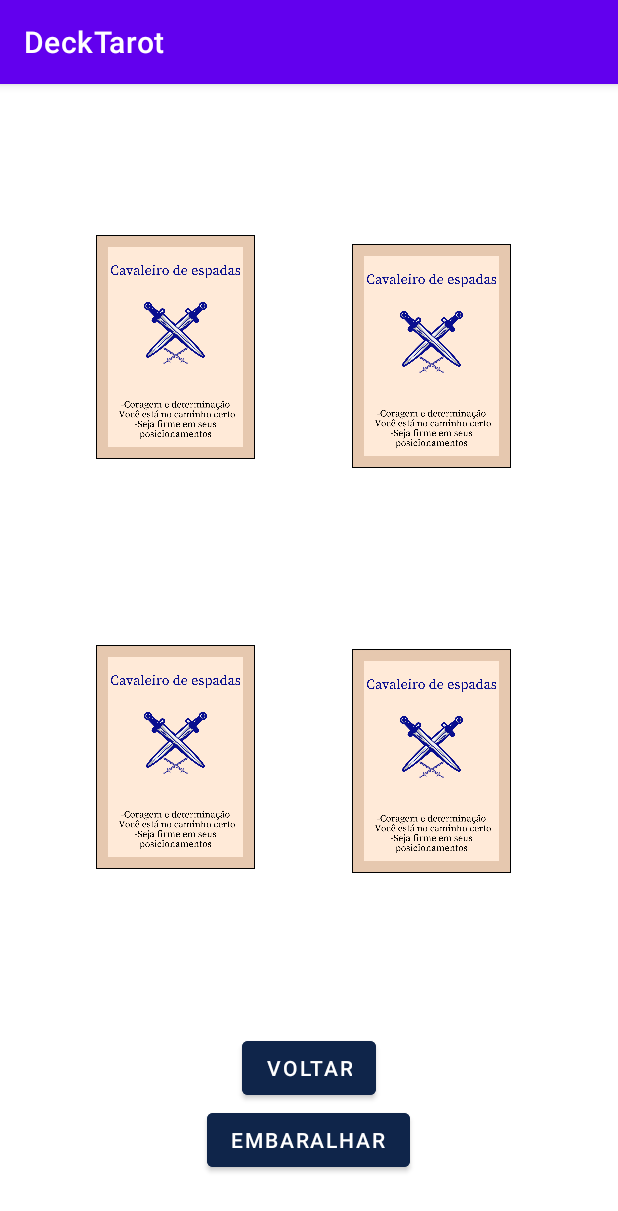
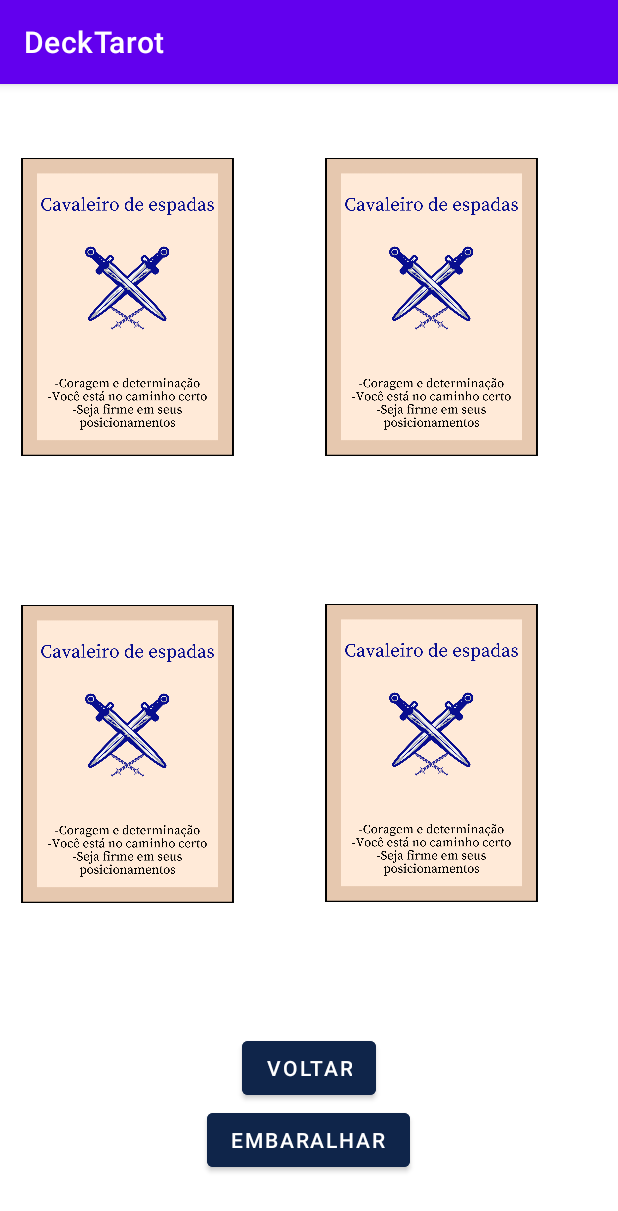
Before and after one commit to Raqiel/DeckTarot, an Android app: the QuatroCartas screen opened directly, with no data from a screen before it, on a phone screen of 412 x 824 dp. Shown: the top 1211 px of the screen. Run offline under Robolectric (Android 15) with nearby library versions, the phone set to English and light mode, and no system bars.

Commit message:
fixed botão voltar

```diff
--- a/app/src/main/java/com/example/decktarot/QuatroCartas.java
+++ b/app/src/main/java/com/example/decktarot/QuatroCartas.java
@@ -4,11 +4,15 @@ import androidx.appcompat.app.AppCompatActivity;
 
 import android.os.Bundle;
 import android.view.View;
+import android.widget.Button;
 import android.widget.ImageView;
 
 import java.util.Random;
 
 public class QuatroCartas extends AppCompatActivity {
+
+    private Button voltar;
+
 
     private static final Random rgenerador = new Random();
     private static final Integer[] imagenesID =
@@ -107,6 +111,7 @@ public class QuatroCartas extends AppCompatActivity {
 
         Integer t = imagenesID[rgenerador.nextInt(imagenesID.length)];
         final ImageView iv4 = (ImageView) findViewById(R.id.imageView_quarta_carta_taça_quatro_cartas);
+        voltar = findViewById(R.id.button_voltar_taça_quatro_cartas);
 
 
 
@@ -129,5 +134,12 @@ public class QuatroCartas extends AppCompatActivity {
 
             }
         });
+
+        voltar.setOnClickListener(new View.OnClickListener() {
+            @Override
+            public void onClick(View view) {
+                finish();
+            }
+        });
     }
 }
--- a/app/src/main/res/layout/activity_duas_cartas.xml
+++ b/app/src/main/res/layout/activity_duas_cartas.xml
@@ -34,7 +34,7 @@
         android:layout_height="381dp"
         android:layout_margin="8dp"
         app:layout_constraintBottom_toTopOf="@+id/button_voltar_taça_duas_cartas"
-        app:layout_constraintEnd_toStartOf="@+id/secunda_carta_taca_dois"
+        app:layout_constraintEnd_toStartOf="@+id/segunda_carta_taca_dois"
         app:layout_constraintStart_toStartOf="parent"
         app:layout_constraintTop_toTopOf="parent"
         app:srcCompat="@drawable/a_estrela" />
--- a/app/src/main/res/layout/activity_main.xml
+++ b/app/src/main/res/layout/activity_main.xml
@@ -147,8 +147,8 @@
                 android:orientation="vertical">
 
                 <ImageView
-                    android:layout_width="58dp"
-                    android:layout_height="match_parent"
+                    android:layout_width="47dp"
+                    android:layout_height="56dp"
                     android:src="@drawable/tres_cartas" />
 
                 <TextView
--- a/app/src/main/res/layout/activity_quatro_cartas.xml
+++ b/app/src/main/res/layout/activity_quatro_cartas.xml
@@ -9,10 +9,10 @@
     <ImageView
         android:id="@+id/imageView_primeira_carta_taça_quatro_cartas"
         android:layout_width="150dp"
-        android:layout_height="150dp"
-        android:layout_marginTop="100dp"
-        app:layout_constraintEnd_toEndOf="parent"
-        app:layout_constraintHorizontal_bias="0.16"
+        android:layout_height="200dp"
+        android:layout_marginTop="48dp"
+        app:layout_constraintEnd_toStartOf="@+id/imageView_segunda_carta_taça_quatro_cartas"
+        app:layout_constraintHorizontal_bias="0.161"
         app:layout_constraintStart_toStartOf="parent"
         app:layout_constraintTop_toTopOf="parent"
         app:srcCompat="@drawable/cavaleiro_de_espadas" />
@@ -20,9 +20,9 @@
     <ImageView
         android:id="@+id/imageView_terceira_carta_taça_quatro_cartas"
         android:layout_width="150dp"
-        android:layout_height="150dp"
+        android:layout_height="200dp"
         app:layout_constraintBottom_toTopOf="@+id/button_voltar_taça_quatro_cartas"
-        app:layout_constraintEnd_toEndOf="parent"
+        app:layout_constraintEnd_toStartOf="@+id/imageView_quarta_carta_taça_quatro_cartas"
         app:layout_constraintHorizontal_bias="0.16"
         app:layout_constraintStart_toStartOf="parent"
         app:layout_constraintTop_toBottomOf="@+id/imageView_primeira_carta_taça_quatro_cartas"
@@ -32,18 +32,19 @@
     <ImageView
         android:id="@+id/imageView_segunda_carta_taça_quatro_cartas"
         android:layout_width="150dp"
-        android:layout_height="150dp"
-        android:layout_marginBottom="376dp"
-        app:layout_constraintBottom_toTopOf="@+id/button_voltar_taça_quatro_cartas"
+        android:layout_height="200dp"
+        app:layout_constraintBottom_toBottomOf="@+id/imageView_primeira_carta_taça_quatro_cartas"
         app:layout_constraintEnd_toEndOf="parent"
         app:layout_constraintHorizontal_bias="0.812"
         app:layout_constraintStart_toStartOf="parent"
+        app:layout_constraintTop_toTopOf="parent"
+        app:layout_constraintVertical_bias="1.0"
         app:srcCompat="@drawable/cavaleiro_de_espadas" />
 
     <ImageView
         android:id="@+id/imageView_quarta_carta_taça_quatro_cartas"
         android:layout_width="150dp"
-        android:layout_height="150dp"
+        android:layout_height="200dp"
         app:layout_constraintBottom_toTopOf="@+id/button_voltar_taça_quatro_cartas"
         app:layout_constraintEnd_toEndOf="parent"
         app:layout_constraintHorizontal_bias="0.812"
--- a/app/src/main/res/layout/activity_seis_cartas.xml
+++ b/app/src/main/res/layout/activity_seis_cartas.xml
@@ -34,7 +34,7 @@
         android:id="@+id/imageView_segunda_carta_taça_seis_cartas"
         android:layout_width="150dp"
         android:layout_height="150dp"
-        android:layout_marginTop="108dp"
+        app:layout_constraintBottom_toTopOf="@+id/imageView_terceira_carta_taça_seis_cartas"
         app:layout_constraintEnd_toEndOf="parent"
         app:layout_constraintHorizontal_bias="0.885"
         app:layout_constraintStart_toStartOf="parent"
@@ -74,6 +74,7 @@
         app:layout_constraintEnd_toEndOf="parent"
         app:layout_constraintHorizontal_bias="0.642"
         app:layout_constraintStart_toEndOf="@+id/imageView_terceira_carta_taça_seis_cartas"
+        app:layout_constraintTop_toBottomOf="@+id/imageView_segunda_carta_taça_seis_cartas"
         app:srcCompat="@drawable/cavaleiro_de_espadas" />
 
     <Button
--- a/app/src/main/res/layout/activity_uma_carta.xml
+++ b/app/src/main/res/layout/activity_uma_carta.xml
@@ -34,6 +34,6 @@
         android:layout_width="wrap_content"
         android:layout_height="wrap_content"
         android:text="Embaralhar"
-        tools:layout_editor_absoluteX="168dp"
-        tools:layout_editor_absoluteY="573dp" />
+        tools:layout_editor_absoluteX="146dp"
+        tools:layout_editor_absoluteY="679dp" />
 </androidx.constraintlayout.widget.ConstraintLayout>
```
Also changed, not shown: app/src/main/java/com/example/decktarot/CincoCartas.java (+11 -0 lines), app/src/main/java/com/example/decktarot/DuasCartas.java (+11 -0 lines), app/src/main/java/com/example/decktarot/SeisCartas.java (+12 -0 lines), app/src/main/java/com/example/decktarot/TresCartas.java (+11 -0 lines), app/src/main/java/com/example/decktarot/UmaCarta.java (+11 -0 lines), app/src/main/res/layout/activity_cinco_cartas.xml (+11 -11 lines).
